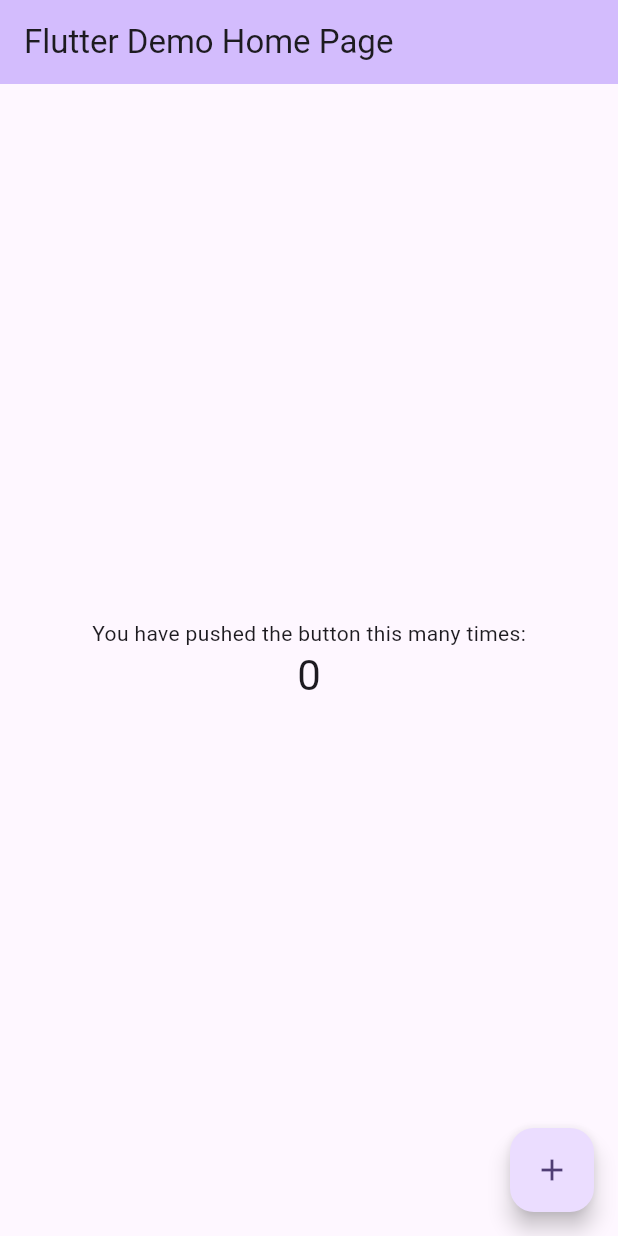
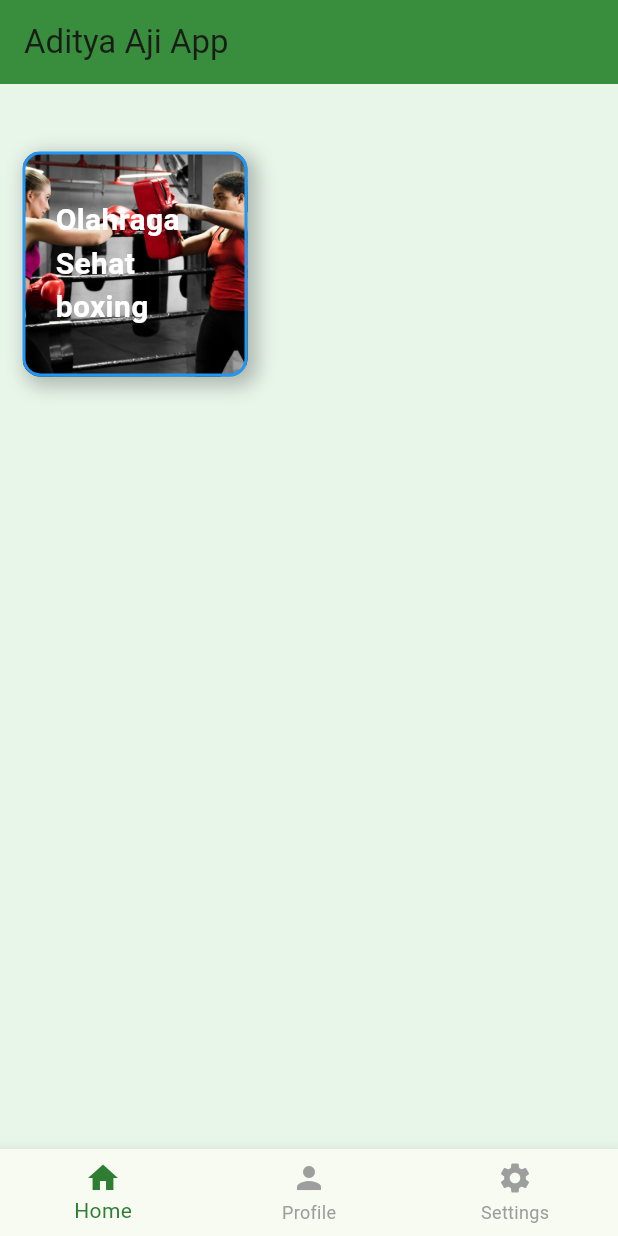
Before and after one commit to adityaaji03/tugas_week_5_1123150023, a Flutter app: the screen it shows after launch, on a phone screen of 412 x 824 dp. Run offline on Flutter 3.47's test engine with Material 3 defaults, Android fonts, the phone set to English and light mode, and no system bars.

Commit message:
commit kedua

```diff
--- a/lib/main.dart
+++ b/lib/main.dart
@@ -1,122 +1,149 @@
 import 'package:flutter/material.dart';
 
 void main() {
-  runApp(const MyApp());
+  runApp(const AdityaApp());
 }
 
-class MyApp extends StatelessWidget {
-  const MyApp({super.key});
+class AdityaApp extends StatelessWidget {
+  const AdityaApp({super.key});
 
-  // This widget is the root of your application.
   @override
   Widget build(BuildContext context) {
     return MaterialApp(
-      title: 'Flutter Demo',
+      debugShowCheckedModeBanner: false,
+      title: 'Aplikasi latihan container',
       theme: ThemeData(
-        // This is the theme of your application.
-        //
-        // TRY THIS: Try running your application with "flutter run". You'll see
-        // the application has a purple toolbar. Then, without quitting the app,
-        // try changing the seedColor in the colorScheme below to Colors.green
-        // and then invoke "hot reload" (save your changes or press the "hot
-        // reload" button in a Flutter-supported IDE, or press "r" if you used
-        // the command line to start the app).
-        //
-        // Notice that the counter didn't reset back to zero; the application
-        // state is not lost during the reload. To reset the state, use hot
-        // restart instead.
-        //
-        // This works for code too, not just values: Most code changes can be
-        // tested with just a hot reload.
-        colorScheme: ColorScheme.fromSeed(seedColor: Colors.deepPurple),
+        colorScheme: ColorScheme.fromSeed(seedColor: Colors.green),
+        useMaterial3: true,
       ),
-      home: const MyHomePage(title: 'Flutter Demo Home Page'),
+      home: const HomePage(),
     );
   }
 }
 
-class MyHomePage extends StatefulWidget {
-  const MyHomePage({super.key, required this.title});
-
-  // This widget is the home page of your application. It is stateful, meaning
-  // that it has a State object (defined below) that contains fields that affect
-  // how it looks.
-
-  // This class is the configuration for the state. It holds the values (in this
-  // case the title) provided by the parent (in this case the App widget) and
-  // used by the build method of the State. Fields in a Widget subclass are
-  // always marked "final".
-
-  final String title;
+class HomePage extends StatefulWidget {
+  const HomePage({super.key});
 
   @override
-  State<MyHomePage> createState() => _MyHomePageState();
+  State<HomePage> createState() => _HomePageState();
 }
 
-class _MyHomePageState extends State<MyHomePage> {
-  int _counter = 0;
+class _HomePageState extends State<HomePage> {
+  int _selectedIndex = 0;
 
-  void _incrementCounter() {
+  static const List<Widget> _pages = <Widget>[
+    SizedBox.shrink(),
+    Center(child: Text('Profile Page')),
+    Center(child: Text('Settings Page')),
+  ];
+
+  void _onItemTapped(int index) {
     setState(() {
-      // This call to setState tells the Flutter framework that something has
-      // changed in this State, which causes it to rerun the build method below
-      // so that the display can reflect the updated values. If we changed
-      // _counter without calling setState(), then the build method would not be
-      // called again, and so nothing would appear to happen.
-      _counter++;
+      _selectedIndex = index;
     });
+  }
+
+  // Widget container
+  Widget _sansContainer() {
+    return Column(
+      crossAxisAlignment: CrossAxisAlignment.start,
+      children: [
+        _buildSansContainer(
+          image: "assets/images/boxing.png",
+          title: "boxing",
+          borderColor: Colors.blue,
+        ),
+
+      ],
+    );
+  }
+
+  Widget _buildSansContainer({
+    required String image,
+    required String title,
+    required Color borderColor,
+    Gradient? gradient,
+  }) {
+    return Container(
+      width: 150,
+      height: 150,
+      margin: const EdgeInsets.all(15),
+      padding: const EdgeInsets.all(20),
+      decoration: BoxDecoration(
+        image: DecorationImage(
+          image: AssetImage(image),
+          fit: BoxFit.cover,
+          colorFilter: gradient != null
+              ? ColorFilter.mode(
+                  Colors.black.withOpacity(0.1),
+                  BlendMode.darken,
+                )
+              : null,
+        ),
+        borderRadius: BorderRadius.circular(12),
+        border: Border.all(color: borderColor, width: 2),
+        gradient: gradient,
+
+        boxShadow: [
+    BoxShadow(
+      color: Colors.black.withOpacity(0.25),
+      blurRadius: 10,
+      spreadRadius: 2,
+      offset: const Offset(4, 4),
+    ),
+  ],
+      ),
+      child: Column(
+        crossAxisAlignment: CrossAxisAlignment.start,
+        mainAxisAlignment: MainAxisAlignment.center,
+        children: [
+          const Text(
+            "Olahraga",
+            style: TextStyle(fontSize: 20, fontWeight: FontWeight.bold, color: Colors.white,),
+          ),
+          const Text(
+            "Sehat",
+            style: TextStyle(fontSize: 20, fontWeight: FontWeight.bold, color: Colors.white,),
+          ),
+          Text(
+            title,
+            style: const TextStyle(fontSize: 20, fontWeight: FontWeight.bold, color: Colors.white,),
+          ),
+        ],
+      ),
+    );
   }
 
   @override
   Widget build(BuildContext context) {
-    // This method is rerun every time setState is called, for instance as done
-    // by the _incrementCounter method above.
-    //
-    // The Flutter framework has been optimized to make rerunning build methods
-    // fast, so that you can just rebuild anything that needs updating rather
-    // than having to individually change instances of widgets.
+    Widget homeContent = SingleChildScrollView(
+      child: Column(
+        mainAxisAlignment: MainAxisAlignment.center,
+        children: [
+          const SizedBox(height: 30),
+          _sansContainer(), // hanya tampilkan kontainer
+        ],
+      ),
+    );
+
     return Scaffold(
+      backgroundColor: const Color(0xFFE8F5E9),
       appBar: AppBar(
-        // TRY THIS: Try changing the color here to a specific color (to
-        // Colors.amber, perhaps?) and trigger a hot reload to see the AppBar
-        // change color while the other colors stay the same.
-        backgroundColor: Theme.of(context).colorScheme.inversePrimary,
-        // Here we take the value from the MyHomePage object that was created by
-        // the App.build method, and use it to set our appbar title.
-        title: Text(widget.title),
+        backgroundColor: Colors.green[700],
+        title: const Text('Aditya Aji App'),
       ),
-      body: Center(
-        // Center is a layout widget. It takes a single child and positions it
-        // in the middle of the parent.
-        child: Column(
-          // Column is also a layout widget. It takes a list of children and
-          // arranges them vertically. By default, it sizes itself to fit its
-          // children horizontally, and tries to be as tall as its parent.
-          //
-          // Column has various properties to control how it sizes itself and
-          // how it positions its children. Here we use mainAxisAlignment to
-          // center the children vertically; the main axis here is the vertical
-          // axis because Columns are vertical (the cross axis would be
-          // horizontal).
-          //
-          // TRY THIS: Invoke "debug painting" (choose the "Toggle Debug Paint"
-          // action in the IDE, or press "p" in the console), to see the
-          // wireframe for each widget.
-          mainAxisAlignment: MainAxisAlignment.center,
-          children: <Widget>[
-            const Text('You have pushed the button this many times:'),
-            Text(
-              '$_counter',
-              style: Theme.of(context).textTheme.headlineMedium,
-            ),
-          ],
-        ),
+      body: _selectedIndex == 0 ? homeContent : _pages[_selectedIndex],
+      bottomNavigationBar: BottomNavigationBar(
+        currentIndex: _selectedIndex,
+        selectedItemColor: Colors.green[800],
+        unselectedItemColor: Colors.grey,
+        onTap: _onItemTapped,
+        items: const [
+          BottomNavigationBarItem(icon: Icon(Icons.home), label: 'Home'),
+          BottomNavigationBarItem(icon: Icon(Icons.person), label: 'Profile'),
+          BottomNavigationBarItem(icon: Icon(Icons.settings), label: 'Settings'),
+        ],
       ),
-      floatingActionButton: FloatingActionButton(
-        onPressed: _incrementCounter,
-        tooltip: 'Increment',
-        child: const Icon(Icons.add),
-      ), // This trailing comma makes auto-formatting nicer for build methods.
     );
   }
 }
--- a/pubspec.yaml
+++ b/pubspec.yaml
@@ -58,9 +58,8 @@ flutter:
   uses-material-design: true
 
   # To add assets to your application, add an assets section, like this:
-  # assets:
-  #   - images/a_dot_burr.jpeg
-  #   - images/a_dot_ham.jpeg
+  assets:
+    - assets/images/
 
   # An image asset can refer to one or more resolution-specific "variants", see
   # https://flutter.dev/to/resolution-aware-images
```
Also changed, not shown: assets/images/boxing.png (added), assets/images/gym.png (added), assets/images/pillates.png (added).
